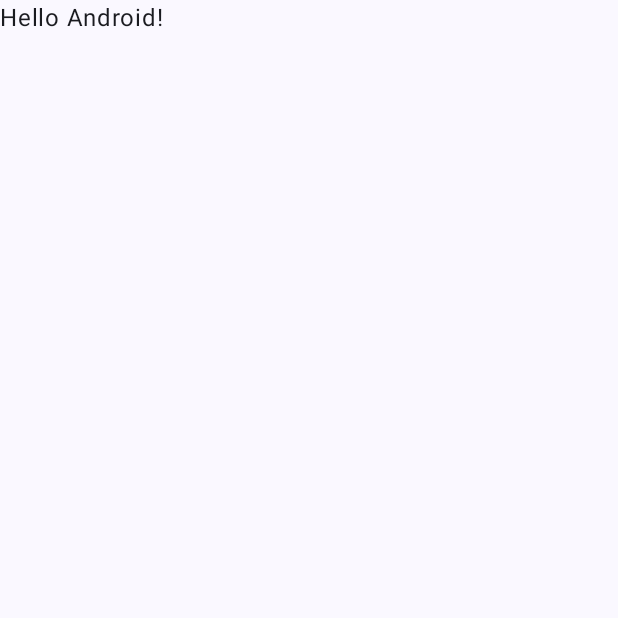
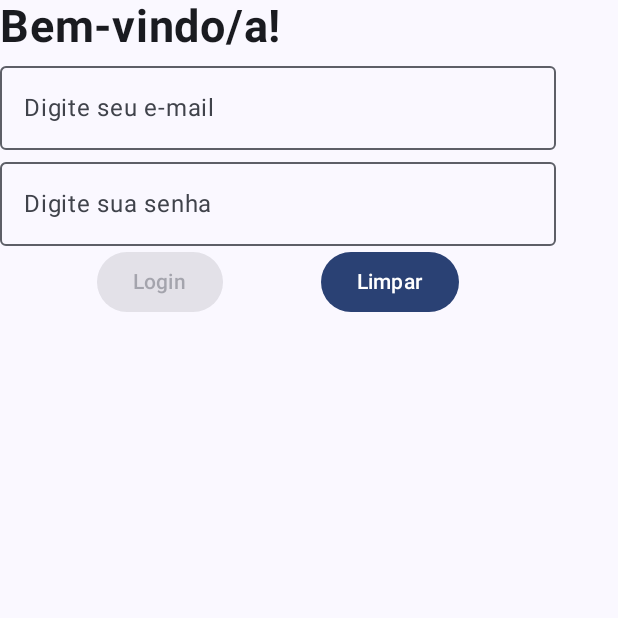
Before and after one commit to izab3lle/weather-app, an Android app built with Jetpack Compose: the screen it shows after launch (MainActivity before the commit, LoginActivity after it), on a phone screen of 412 x 824 dp, the top half of it. Before the commit the part shown is almost empty. Run offline under Robolectric (Android 15) with nearby library versions, the phone set to English and light mode, and no system bars.

Commit message:
Pratica 1 - Parte 2

```diff
--- a/app/build.gradle.kts
+++ b/app/build.gradle.kts
@@ -12,7 +12,7 @@ android {
 
     defaultConfig {
         applicationId = "com.example.weatherapp"
-        minSdk = 26
+        minSdk = 27
         targetSdk = 36
         versionCode = 1
         versionName = "1.0"
--- a/app/src/main/AndroidManifest.xml
+++ b/app/src/main/AndroidManifest.xml
@@ -12,15 +12,24 @@
         android:supportsRtl="true"
         android:theme="@style/Theme.WeatherApp">
         <activity
+            android:name=".LoginActivity"
+            android:exported="true"
+            android:label="@string/title_activity_login"
+            android:theme="@style/Theme.WeatherApp">
+            <intent-filter>
+                <action android:name="android.intent.action.MAIN" />
+                <category android:name="android.intent.category.LAUNCHER" />
+            </intent-filter>
+        </activity>
+        <activity
             android:name=".MainActivity"
             android:exported="true"
             android:label="@string/app_name"
             android:theme="@style/Theme.WeatherApp">
-            <intent-filter>
-                <action android:name="android.intent.action.MAIN" />
-
-                <category android:name="android.intent.category.LAUNCHER" />
-            </intent-filter>
+            <!-- <intent-filter> -->
+            <!-- <action android:name="android.intent.action.MAIN" /> -->
+            <!-- <category android:name="android.intent.category.LAUNCHER" /> -->
+            <!-- </intent-filter> -->
         </activity>
     </application>
 
--- /dev/null
+++ b/app/src/main/java/com/example/weatherapp/LoginActivity.kt
@@ -0,0 +1,100 @@
+package com.example.weatherapp
+
+import android.app.Activity
+import android.os.Bundle
+import android.widget.Toast
+import androidx.activity.ComponentActivity
+import androidx.activity.compose.setContent
+import androidx.activity.enableEdgeToEdge
+import androidx.compose.foundation.layout.Arrangement
+import androidx.compose.foundation.layout.Column
+import androidx.compose.foundation.layout.Row
+import androidx.compose.foundation.layout.fillMaxSize
+import androidx.compose.foundation.layout.fillMaxWidth
+import androidx.compose.foundation.layout.padding
+import androidx.compose.material3.Button
+import androidx.compose.material3.OutlinedTextField
+import androidx.compose.material3.Scaffold
+import androidx.compose.material3.Text
+import androidx.compose.runtime.Composable
+import androidx.compose.runtime.getValue
+import androidx.compose.runtime.mutableStateOf
+import androidx.compose.runtime.saveable.rememberSaveable
+import androidx.compose.runtime.setValue
+import androidx.compose.ui.Alignment
+import androidx.compose.ui.Modifier
+import androidx.compose.ui.platform.LocalContext
+import androidx.compose.ui.text.font.FontWeight
+import androidx.compose.ui.text.input.PasswordVisualTransformation
+import androidx.compose.ui.tooling.preview.Preview
+import androidx.compose.ui.unit.dp
+import androidx.compose.ui.unit.sp
+import com.example.weatherapp.ui.theme.WeatherAppTheme
+
+
+class LoginActivity : ComponentActivity() {
+    override fun onCreate(savedInstanceState: Bundle?) {
+        super.onCreate(savedInstanceState)
+        enableEdgeToEdge()
+        setContent {
+            WeatherAppTheme {
+                Scaffold(modifier = Modifier.fillMaxSize()) { innerPadding ->
+                    LoginPage(modifier = Modifier.padding(innerPadding))
+                }
+            }
+        }
+    }
+}
+
+@Preview(showBackground = true)
+@Composable
+fun LoginPage(modifier: Modifier = Modifier) {
+    var email by rememberSaveable { mutableStateOf("") }
+    var password by rememberSaveable { mutableStateOf("") }
+    val activity = LocalContext.current// as Activity
+
+    Column(
+        modifier = modifier.fillMaxSize(),
+    ) {
+        val defaultSpacing = 16.dp
+        val fieldSpacing = 8.dp
+        Text(
+            text = "Bem-vindo/a!",
+            fontSize = 30.sp,
+            fontWeight = FontWeight.Bold
+        )
+        //Spacer(modifier = modifier.height(defaultSpacing))
+        OutlinedTextField(
+            value = email,
+            label = { Text(text = "Digite seu e-mail") },
+            modifier = modifier.fillMaxWidth(fraction = .9f),
+            onValueChange = { email = it }
+        )
+        //Spacer(modifier = modifier.size(fieldSpacing))
+        OutlinedTextField(
+            value = password,
+            label = { Text(text = "Digite sua senha") },
+            modifier = modifier.fillMaxWidth(fraction = .9f),
+            onValueChange = { password = it },
+            visualTransformation = PasswordVisualTransformation()
+        )
+        //Spacer(modifier = modifier.size(defaultSpacing))
+        Row(
+            modifier = modifier.fillMaxWidth(fraction = .9f),
+            horizontalArrangement = Arrangement.SpaceEvenly)
+        {
+            Button( onClick = {
+                    Toast.makeText(activity, "Login OK!", Toast.LENGTH_LONG).show()
+                },
+                enabled = email.isNotEmpty() && password.isNotEmpty()
+            ) {
+                Text("Login")
+            }
+            Button(
+                onClick = { email = ""; password = "" }
+            ) {
+                Text("Limpar")
+            }
+        }
+    }
+}
--- a/app/src/main/java/com/example/weatherapp/MainActivity.kt
+++ b/app/src/main/java/com/example/weatherapp/MainActivity.kt
@@ -25,8 +25,6 @@ class MainActivity : ComponentActivity() {
                 Scaffold(modifier = Modifier.fillMaxSize()) { innerPadding ->
                     Column(
                         modifier = Modifier.padding(innerPadding),
-                        verticalArrangement = Arrangement.Center,
-                        horizontalAlignment = Alignment.CenterHorizontally
                     ) {
                         Greeting(
                             name = "Android"
--- a/app/src/main/java/com/example/weatherapp/ui/theme/Theme.kt
+++ b/app/src/main/java/com/example/weatherapp/ui/theme/Theme.kt
@@ -43,10 +43,11 @@ fun WeatherAppTheme(
     val colorScheme = when {
         dynamicColor && Build.VERSION.SDK_INT >= Build.VERSION_CODES.S -> {
             val context = LocalContext.current
-            if (darkTheme) dynamicDarkColorScheme(context) else dynamicLightColorScheme(context)
+            if (darkTheme) dynamicLightColorScheme(context) else dynamicLightColorScheme(context)
+            //if (darkTheme) dynamicDarkColorScheme(context) else dynamicLightColorScheme(context)
         }
 
-        darkTheme -> DarkColorScheme
+        //darkTheme -> DarkColorScheme
         else -> LightColorScheme
     }
 
--- a/app/src/main/res/values/strings.xml
+++ b/app/src/main/res/values/strings.xml
@@ -1,3 +1,4 @@
 <resources>
     <string name="app_name">Weather App</string>
+    <string name="title_activity_login">LoginActivity</string>
 </resources>
```
